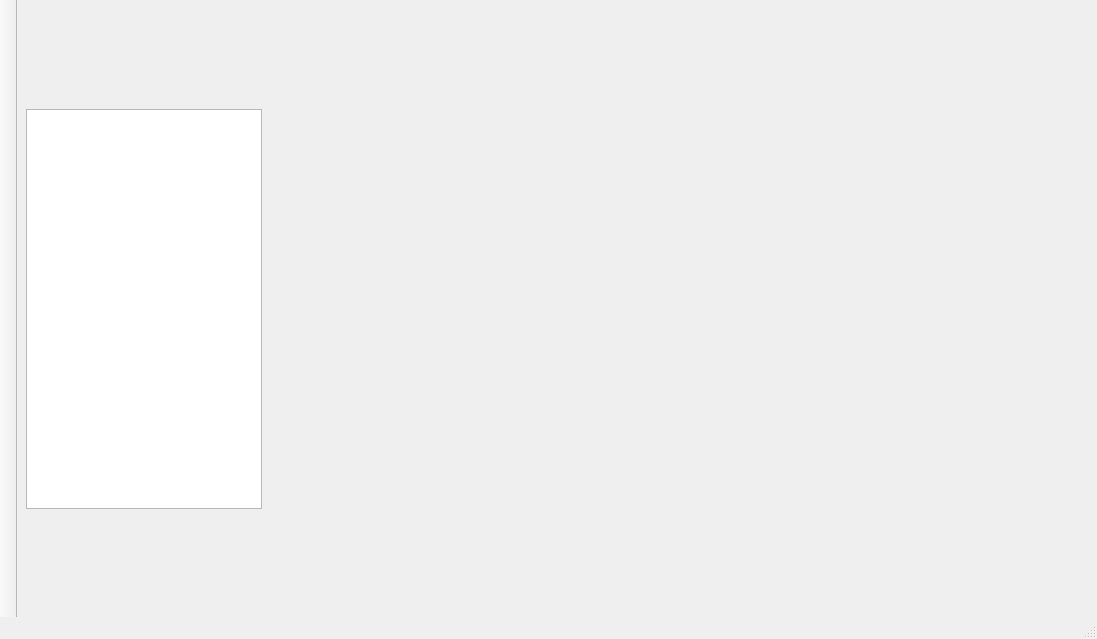
Qt form server/ui/wnd_server.ui (decenfrontier/PyNetAuth) before a commit.
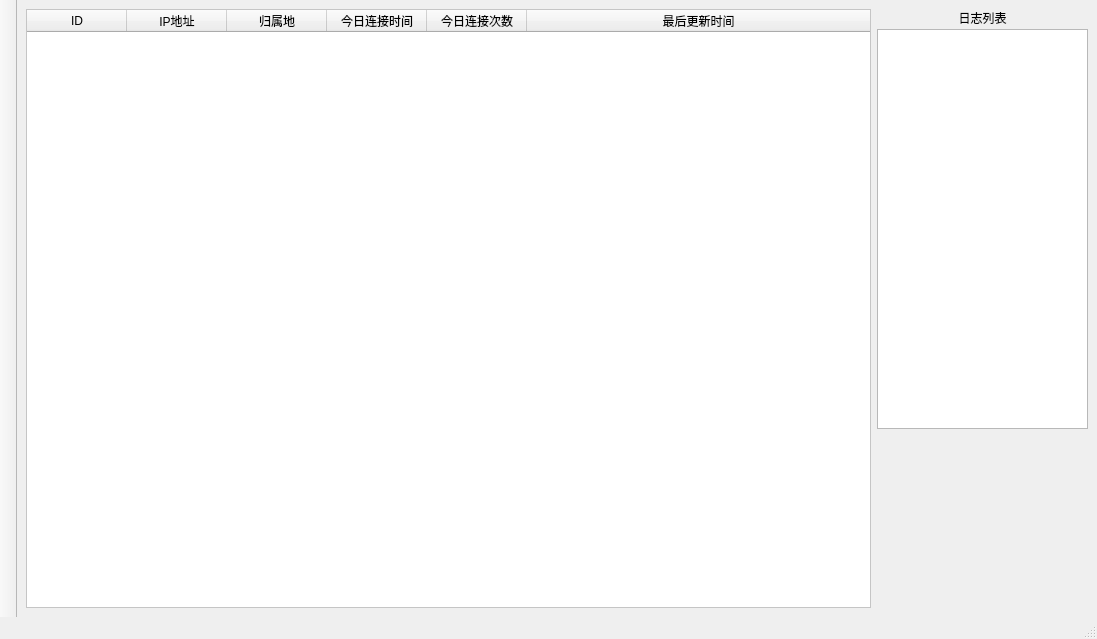
The same form after that commit.

What changed in the file:
```diff
--- a/server/ui/wnd_server.ui
+++ b/server/ui/wnd_server.ui
@@ -990,21 +990,60 @@
          <height>16777215</height>
         </size>
        </property>
-       <layout class="QGridLayout" name="gridLayout_5">
-        <item row="0" column="0">
-         <spacer name="verticalSpacer">
-          <property name="orientation">
-           <enum>Qt::Vertical</enum>
-          </property>
-          <property name="sizeHint" stdset="0">
-           <size>
-            <width>20</width>
-            <height>90</height>
-           </size>
-          </property>
-         </spacer>
+       <layout class="QGridLayout" name="gridLayout_5" columnstretch="4,1" columnminimumwidth="0,0">
+        <item row="0" column="0" rowspan="2">
+         <widget class="QTableWidget" name="tbe_ip">
+          <attribute name="horizontalHeaderStretchLastSection">
+           <bool>true</bool>
+          </attribute>
+          <column>
+           <property name="text">
+            <string>ID</string>
+           </property>
+          </column>
+          <column>
+           <property name="text">
+            <string>IP地址</string>
+           </property>
+          </column>
+          <column>
+           <property name="text">
+            <string>归属地</string>
+           </property>
+          </column>
+          <column>
+           <property name="text">
+            <string>今日连接时间</string>
+           </property>
+          </column>
+          <column>
+           <property name="text">
+            <string>今日连接次数</string>
+           </property>
+          </column>
+          <column>
+           <property name="text">
+            <string>最后更新时间</string>
+           </property>
+          </column>
+         </widget>
         </item>
-        <item row="1" column="0">
+        <item row="0" column="1">
+         <layout class="QVBoxLayout" name="verticalLayout">
+          <property name="spacing">
+           <number>2</number>
+          </property>
+          <item>
+           <widget class="QLabel" name="label_14">
+            <property name="text">
+             <string>日志列表</string>
+            </property>
+            <property name="alignment">
+             <set>Qt::AlignCenter</set>
+            </property>
+           </widget>
+          </item>
+          <item>
          <widget class="QListWidget" name="lst_log">
           <property name="minimumSize">
            <size>
@@ -1014,20 +1053,9 @@
           </property>
          </widget>
         </item>
+         </layout>
+        </item>
         <item row="1" column="1">
-         <spacer name="horizontalSpacer_3">
-          <property name="orientation">
-           <enum>Qt::Horizontal</enum>
-          </property>
-          <property name="sizeHint" stdset="0">
-           <size>
-            <width>845</width>
-            <height>20</height>
-           </size>
-          </property>
-         </spacer>
-        </item>
-        <item row="2" column="0">
          <spacer name="verticalSpacer_2">
           <property name="orientation">
            <enum>Qt::Vertical</enum>
```
Lines whose indentation alone changed are shown as unchanged.
